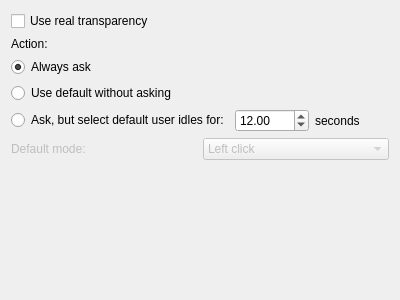
Above: plugins/Commands/DesktopGrid/desktopgridconfigurationdlg.ui from KDE/simon before the change. Below: the same form after it.
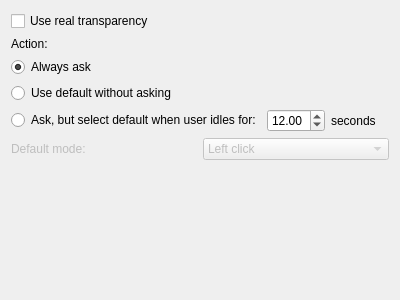
That is the form after the change. Custom widgets are drawn as their Qt base class.

The edit to the form file:
```diff
--- a/plugins/Commands/DesktopGrid/desktopgridconfigurationdlg.ui
+++ b/plugins/Commands/DesktopGrid/desktopgridconfigurationdlg.ui
@@ -50,7 +50,7 @@
      <item>
       <widget class="QRadioButton" name="rbActionAskAndDefault">
        <property name="text">
-        <string>Ask, but select default user idles for:</string>
+        <string>Ask, but select default when user idles for:</string>
        </property>
       </widget>
      </item>
```
